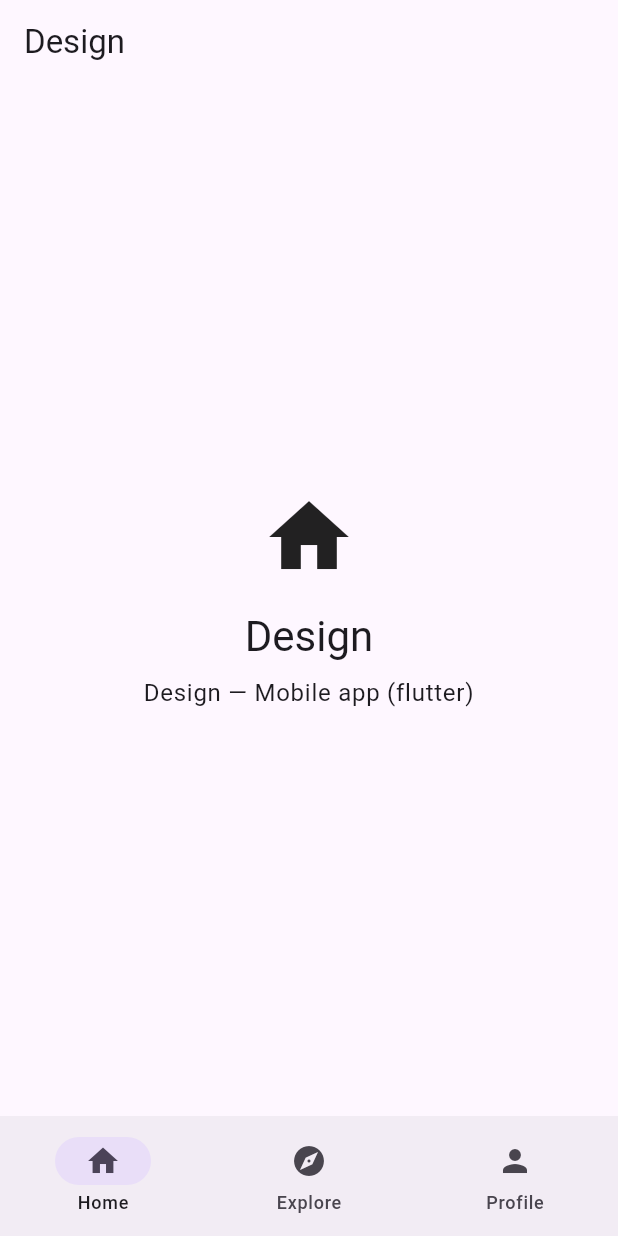
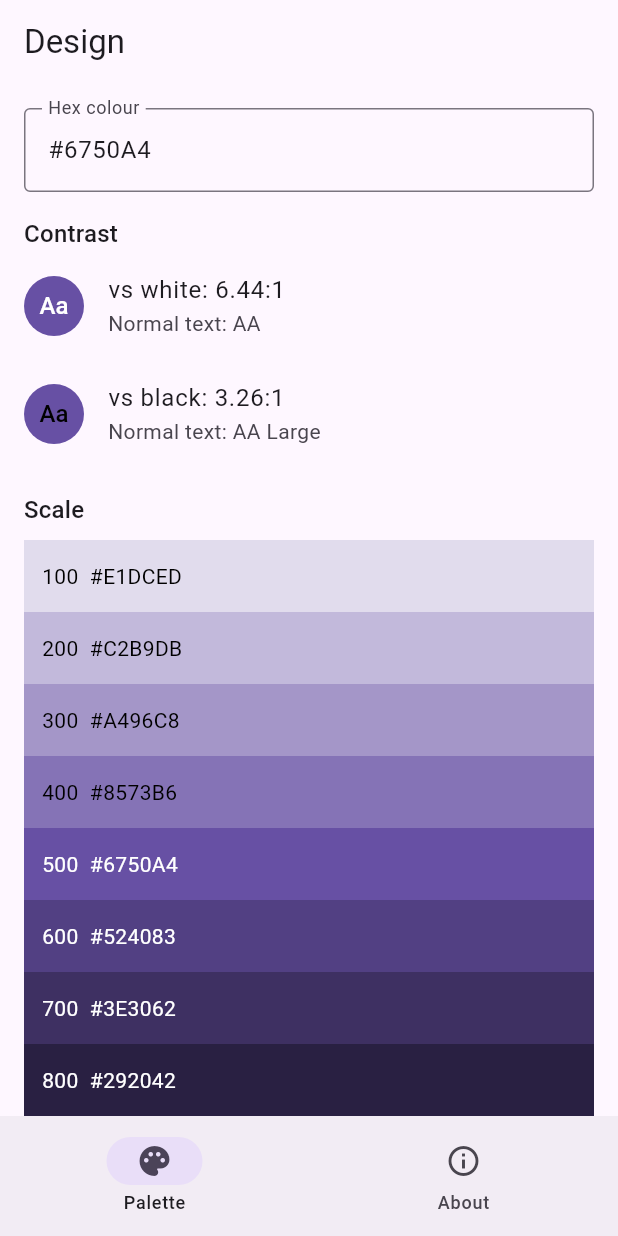
Before and after one commit to bookchaowalit-mobile/bookchaowalit-design-mobile, a Flutter app: the screen it shows after launch, on a phone screen of 412 x 824 dp. Run offline on Flutter 3.47's test engine with Material 3 defaults, Android fonts, the phone set to English and light mode, and no system bars.

Commit message:
feat: implement colour palette scale and WCAG contrast checker
- Replace the Expo/npm workflow (every step ended in || true) with
  Flutter CI: dart format check, flutter analyze, flutter test.
- Add pure-Dart logic in lib/logic/ with unit tests plus widget tests.
- Replace placeholder Explore/Profile tabs with an About screen.
- Drop unused go_router/flutter_riverpod; regenerate a real pubspec.lock.
- Add docs/UPGRADE-PLAN.md and align README with the code.

Co-Authored-By: Claude Opus 5.5 <noreply@anthropic.com>
Claude-Session: https://claude.ai/code/session_01CtBSFr6s9abQ3XVZsU8QQK

```diff
--- a/analysis_options.yaml
+++ b/analysis_options.yaml
@@ -1 +1,5 @@
+analyzer:
+  exclude:
+    - build/**
+    - android/**
 include: package:flutter_lints/flutter.yaml
--- /dev/null
+++ b/lib/logic/palette.dart
@@ -0,0 +1,110 @@
+/// Pure colour maths: hex parsing, tint/shade scale and WCAG contrast.
+library;
+
+import 'dart:math' as math;
+
+class Rgb {
+  const Rgb(this.r, this.g, this.b)
+      : assert(r >= 0 && r <= 255),
+        assert(g >= 0 && g <= 255),
+        assert(b >= 0 && b <= 255);
+
+  final int r;
+  final int g;
+  final int b;
+
+  static const white = Rgb(255, 255, 255);
+  static const black = Rgb(0, 0, 0);
+
+  /// 0xAARRGGBB with full opacity, handy for `Color(value)`.
+  int get argb => 0xFF000000 | (r << 16) | (g << 8) | b;
+
+  String get hex => '#${[
+        r,
+        g,
+        b
+      ].map((c) => c.toRadixString(16).padLeft(2, '0')).join().toUpperCase()}';
+
+  @override
+  bool operator ==(Object other) =>
+      other is Rgb && other.r == r && other.g == g && other.b == b;
+
+  @override
+  int get hashCode => Object.hash(r, g, b);
+
+  @override
+  String toString() => hex;
+}
+
+final _hexPattern = RegExp(r'^#?([0-9a-fA-F]{3}|[0-9a-fA-F]{6})$');
+
+/// Parses `#RGB`, `#RRGGBB` (hash optional). Returns null when invalid.
+Rgb? parseHex(String input) {
+  final m = _hexPattern.firstMatch(input.trim());
+  if (m == null) return null;
+  var h = m.group(1)!;
+  if (h.length == 3) h = h.split('').map((c) => '$c$c').join();
+  final v = int.parse(h, radix: 16);
+  return Rgb((v >> 16) & 0xFF, (v >> 8) & 0xFF, v & 0xFF);
+}
+
+Rgb mix(Rgb a, Rgb b, double t) {
+  int lerp(int x, int y) => (x + (y - x) * t).round().clamp(0, 255);
+  return Rgb(lerp(a.r, b.r), lerp(a.g, b.g), lerp(a.b, b.b));
+}
+
+class Swatch {
+  const Swatch(this.label, this.color);
+
+  final String label;
+  final Rgb color;
+}
+
+/// Nine steps: 100-400 are tints (mixed with white), 500 is the base,
+/// 600-900 are shades (mixed with black).
+List<Swatch> scaleFor(Rgb base) {
+  const tints = [0.8, 0.6, 0.4, 0.2];
+  const shades = [0.2, 0.4, 0.6, 0.8];
+  return [
+    for (var i = 0; i < 4; i++)
+      Swatch('${(i + 1) * 100}', mix(base, Rgb.white, tints[i])),
+    Swatch('500', base),
+    for (var i = 0; i < 4; i++)
+      Swatch('${(i + 6) * 100}', mix(base, Rgb.black, shades[i])),
+  ];
+}
+
+/// WCAG 2.x relative luminance.
+double relativeLuminance(Rgb c) {
+  double channel(int v) {
+    final s = v / 255;
+    return s <= 0.04045
+        ? s / 12.92
+        : math.pow((s + 0.055) / 1.055, 2.4) as double;
+  }
+
+  return 0.2126 * channel(c.r) + 0.7152 * channel(c.g) + 0.0722 * channel(c.b);
+}
+
+/// Contrast ratio between 1 and 21.
+double contrastRatio(Rgb a, Rgb b) {
+  final la = relativeLuminance(a);
+  final lb = relativeLuminance(b);
+  final hi = math.max(la, lb);
+  final lo = math.min(la, lb);
+  return (hi + 0.05) / (lo + 0.05);
+}
+
+/// WCAG rating for normal-size text.
+String wcagRating(double ratio) {
+  if (ratio >= 7) return 'AAA';
+  if (ratio >= 4.5) return 'AA';
+  if (ratio >= 3) return 'AA Large';
+  return 'Fail';
+}
+
+/// Black or white, whichever contrasts more with [background].
+Rgb bestTextOn(Rgb background) =>
+    contrastRatio(background, Rgb.white) >= contrastRatio(background, Rgb.black)
+        ? Rgb.white
+        : Rgb.black;
--- a/lib/main.dart
+++ b/lib/main.dart
@@ -1,7 +1,7 @@
 import 'package:flutter/material.dart';
+
+import 'screens/about_screen.dart';
 import 'screens/home_screen.dart';
-import 'screens/explore_screen.dart';
-import 'screens/profile_screen.dart';
 
 void main() {
   runApp(const DesignApp());
@@ -14,6 +14,7 @@ class DesignApp extends StatelessWidget {
   Widget build(BuildContext context) {
     return MaterialApp(
       title: 'Design',
+      debugShowCheckedModeBanner: false,
       theme: ThemeData(
         colorSchemeSeed: Colors.deepPurple,
         useMaterial3: true,
@@ -31,25 +32,27 @@ class DesignApp extends StatelessWidget {
 
 class MainShell extends StatefulWidget {
   const MainShell({super.key});
+
   @override
   State<MainShell> createState() => _MainShellState();
 }
 
 class _MainShellState extends State<MainShell> {
   int _index = 0;
-  final _pages = const [HomeScreen(), ExploreScreen(), ProfileScreen()];
 
   @override
   Widget build(BuildContext context) {
     return Scaffold(
-      body: _pages[_index],
+      body: IndexedStack(
+        index: _index,
+        children: const [HomeScreen(), AboutScreen()],
+      ),
       bottomNavigationBar: NavigationBar(
         selectedIndex: _index,
         onDestinationSelected: (i) => setState(() => _index = i),
         destinations: const [
-          NavigationDestination(icon: Icon(Icons.home), label: 'Home'),
-          NavigationDestination(icon: Icon(Icons.explore), label: 'Explore'),
-          NavigationDestination(icon: Icon(Icons.person), label: 'Profile'),
+          NavigationDestination(icon: Icon(Icons.palette), label: 'Palette'),
+          NavigationDestination(icon: Icon(Icons.info_outline), label: 'About'),
         ],
       ),
     );
--- /dev/null
+++ b/lib/screens/about_screen.dart
@@ -0,0 +1,61 @@
+import 'package:flutter/material.dart';
+
+class AboutScreen extends StatelessWidget {
+  const AboutScreen({super.key});
+
+  @override
+  Widget build(BuildContext context) {
+    final textTheme = Theme.of(context).textTheme;
+    return Scaffold(
+      appBar: AppBar(title: const Text('About')),
+      body: ListView(
+        padding: const EdgeInsets.all(16),
+        children: [
+          Text('Design', style: textTheme.headlineSmall),
+          const SizedBox(height: 8),
+          Text(
+              'Turn a hex colour into a tint/shade palette and check WCAG contrast.',
+              style: textTheme.bodyLarge),
+          const SizedBox(height: 16),
+          Text('Features', style: textTheme.titleMedium),
+          const SizedBox(height: 8),
+          const _Bullet('Parses #RGB and #RRGGBB hex colours'),
+          const _Bullet('Generates a 9-step tint/shade scale'),
+          const _Bullet(
+              'WCAG 2.x contrast ratio against white and black with AA/AAA ratings'),
+          const SizedBox(height: 16),
+          Text('Privacy', style: textTheme.titleMedium),
+          const SizedBox(height: 8),
+          const Text(
+            'Everything runs on this device. The app has no account, '
+            'analytics or network calls, and data is kept only for the '
+            'current session.',
+          ),
+          const SizedBox(height: 16),
+          Text('Made by Chaowalit Greepoke · bookchaowalit.com',
+              style: textTheme.bodySmall),
+        ],
+      ),
+    );
+  }
+}
+
+class _Bullet extends StatelessWidget {
+  const _Bullet(this.text);
+
+  final String text;
+
+  @override
+  Widget build(BuildContext context) {
+    return Padding(
+      padding: const EdgeInsets.only(bottom: 6),
+      child: Row(
+        crossAxisAlignment: CrossAxisAlignment.start,
+        children: [
+          const Text('•  '),
+          Expanded(child: Text(text)),
+        ],
+      ),
+    );
+  }
+}
--- a/lib/screens/explore_screen.dart
+++ /dev/null
@@ -1,13 +0,0 @@
-import 'package:flutter/material.dart';
-
-class ExploreScreen extends StatelessWidget {
-  const ExploreScreen({super.key});
-
-  @override
-  Widget build(BuildContext context) {
-    return Scaffold(
-      appBar: AppBar(title: const Text('Explore')),
-      body: const Center(child: Text('Explore Design features')),
-    );
-  }
-}
--- a/lib/screens/home_screen.dart
+++ b/lib/screens/home_screen.dart
@@ -1,26 +1,91 @@
 import 'package:flutter/material.dart';
 
-class HomeScreen extends StatelessWidget {
+import '../logic/palette.dart';
+
+class HomeScreen extends StatefulWidget {
   const HomeScreen({super.key});
 
   @override
+  State<HomeScreen> createState() => _HomeScreenState();
+}
+
+class _HomeScreenState extends State<HomeScreen> {
+  final _hex = TextEditingController(text: '#6750A4');
+
+  @override
+  void dispose() {
+    _hex.dispose();
+    super.dispose();
+  }
+
+  @override
   Widget build(BuildContext context) {
+    final textTheme = Theme.of(context).textTheme;
+    final base = parseHex(_hex.text);
     return Scaffold(
       appBar: AppBar(title: const Text('Design')),
-      body: Center(
-        child: Column(
-          mainAxisAlignment: MainAxisAlignment.center,
-          children: [
-            const Icon(Icons.home, size: 64),
+      body: ListView(
+        padding: const EdgeInsets.all(16),
+        children: [
+          TextField(
+            key: const Key('hex-input'),
+            controller: _hex,
+            decoration: InputDecoration(
+              labelText: 'Hex colour',
+              hintText: '#RRGGBB or #RGB',
+              border: const OutlineInputBorder(),
+              errorText: base == null ? 'Enter a colour like #1E88E5' : null,
+            ),
+            onChanged: (_) => setState(() {}),
+          ),
+          if (base != null) ...[
             const SizedBox(height: 16),
-            Text('Design', style: Theme.of(context).textTheme.headlineMedium),
+            Text('Contrast', style: textTheme.titleMedium),
+            _ContrastRow(base: base, against: Rgb.white, name: 'white'),
+            _ContrastRow(base: base, against: Rgb.black, name: 'black'),
+            const SizedBox(height: 16),
+            Text('Scale', style: textTheme.titleMedium),
             const SizedBox(height: 8),
-            Text('Design — Mobile app (flutter)',
-                style: Theme.of(context).textTheme.bodyLarge,
-                textAlign: TextAlign.center),
+            for (final s in scaleFor(base))
+              Container(
+                height: 48,
+                color: Color(s.color.argb),
+                padding: const EdgeInsets.symmetric(horizontal: 12),
+                alignment: Alignment.centerLeft,
+                child: Text(
+                  '${s.label}  ${s.color.hex}',
+                  style: TextStyle(color: Color(bestTextOn(s.color).argb)),
+                ),
+              ),
           ],
-        ),
+        ],
       ),
     );
   }
 }
+
+class _ContrastRow extends StatelessWidget {
+  const _ContrastRow({
+    required this.base,
+    required this.against,
+    required this.name,
+  });
+
+  final Rgb base;
+  final Rgb against;
+  final String name;
+
+  @override
+  Widget build(BuildContext context) {
+    final ratio = contrastRatio(base, against);
+    return ListTile(
+      contentPadding: EdgeInsets.zero,
+      leading: CircleAvatar(
+        backgroundColor: Color(base.argb),
+        child: Text('Aa', style: TextStyle(color: Color(against.argb))),
+      ),
+      title: Text('vs $name: ${ratio.toStringAsFixed(2)}:1'),
+      subtitle: Text('Normal text: ${wcagRating(ratio)}'),
+    );
+  }
+}
--- a/pubspec.yaml
+++ b/pubspec.yaml
@@ -1,5 +1,5 @@
 name: design
-description: "Design — Mobile app (flutter)"
+description: "Turn a hex colour into a tint/shade palette and check WCAG contrast."
 publish_to: "none"
 version: 1.0.0+1
 
@@ -10,8 +10,6 @@ dependencies:
   flutter:
     sdk: flutter
   cupertino_icons: ^1.0.8
-  go_router: ^14.2.0
-  flutter_riverpod: ^2.5.1
 
 dev_dependencies:
   flutter_test:
```
Also changed, not shown: lib/screens/profile_screen.dart (deleted, +0 -24 lines), pubspec.lock, 5 other files.
